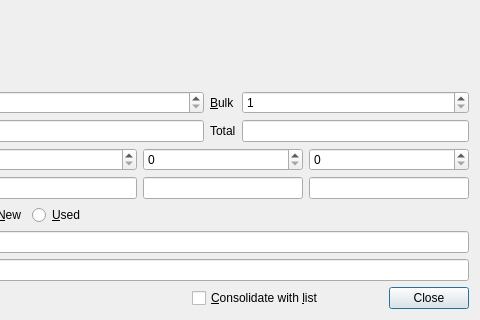
Old version of the form src/additemdialog.ui in the repository rgriebl/brickstore; both pictures show x 265 to 745 and y 260 to 580 of the 745 by 580 pixel window.
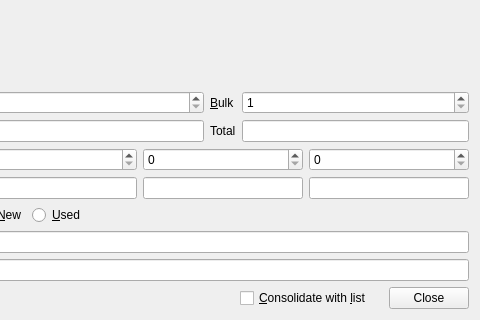
New version of the form. Icons and pictures are not drawn. Custom widgets are drawn as their Qt base class.

Patch:
```diff
--- a/src/additemdialog.ui
+++ b/src/additemdialog.ui
@@ -1,6 +1,6 @@
 <ui version="4.0" >
  <class>AddItemDialog</class>
- <widget class="QDialog" name="AddItemDialog" >
+ <widget class="QWidget" name="AddItemDialog" >
   <property name="geometry" >
    <rect>
     <x>0</x>
@@ -322,11 +322,8 @@
        <property name="orientation" >
         <enum>Qt::Horizontal</enum>
        </property>
-       <property name="sizeHint" stdset="0" >
-        <size>
-         <width>40</width>
-         <height>20</height>
-        </size>
+       <property name="sizeType" >
+        <enum>QSizePolicy::Expanding</enum>
        </property>
       </spacer>
      </item>
@@ -337,20 +334,7 @@
        </property>
        <property name="sizeHint" stdset="0" >
         <size>
-         <width>40</width>
-         <height>20</height>
-        </size>
-       </property>
-      </spacer>
-     </item>
-     <item>
-      <spacer>
-       <property name="orientation" >
-        <enum>Qt::Horizontal</enum>
-       </property>
-       <property name="sizeHint" stdset="0" >
-        <size>
-         <width>40</width>
+         <width>10000</width>
          <height>20</height>
         </size>
        </property>
```
Left out of the diff: 63 changed lines with no effect on the pictures.
